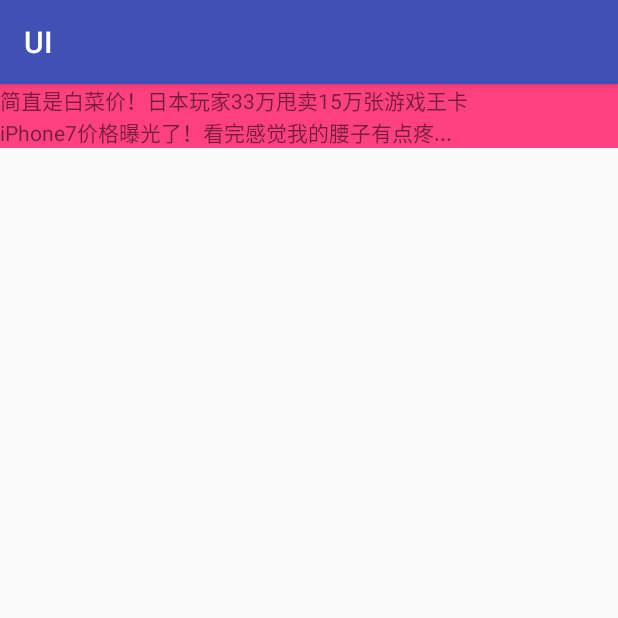
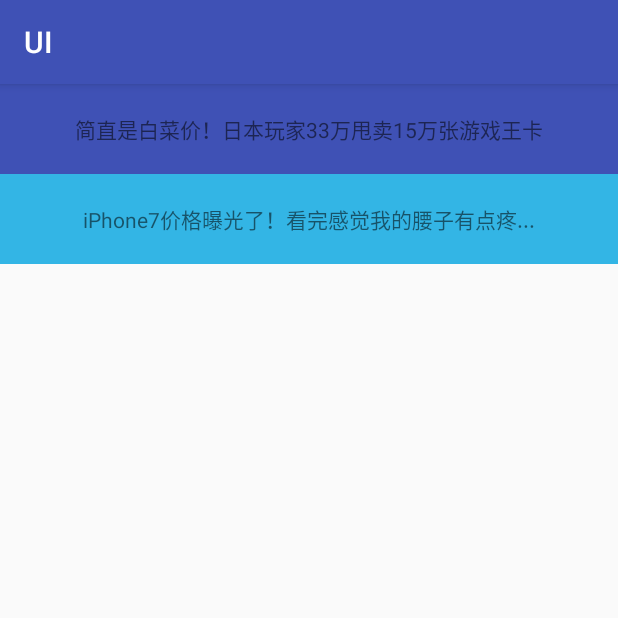
Before and after one commit to clvc/UI, an Android app: the ViewFlipperActivity screen opened directly, with no data from a screen before it, after a tap on "家人给2岁孩子喝这个，孩子智力倒退10岁!!!", on a phone screen of 412 x 824 dp, the top half of it. Run offline under Robolectric (Android 15) with nearby library versions, the phone set to English and light mode, and no system bars.

Commit message:
2017/10/27

```diff
--- a/app/src/main/java/com/palfund/ui/decorations/LinearEntrust.java
+++ b/app/src/main/java/com/palfund/ui/decorations/LinearEntrust.java
@@ -7,10 +7,7 @@
 import android.support.v7.widget.RecyclerView;
 import android.view.View;
 
-/**
- * 作者：请叫我百米冲刺 on 2016/12/6 上午11:32
- * 邮箱：mail@hezhilin.cc
- */
+
 
 public class LinearEntrust extends  SpacesItemDecorationEntrust {
 
--- a/app/src/main/java/com/palfund/ui/decorations/SpacesItemDecoration.java
+++ b/app/src/main/java/com/palfund/ui/decorations/SpacesItemDecoration.java
@@ -7,9 +7,7 @@
 import android.support.v7.widget.StaggeredGridLayoutManager;
 import android.view.View;
 
-/**
- * Created by Au61 on 2016/1/15.
- */
+
 public class SpacesItemDecoration extends RecyclerView.ItemDecoration {
 
     private  SpacesItemDecorationEntrust mEntrust;
--- a/app/src/main/java/com/palfund/ui/textswitcher/TextSwitcherActivity.java
+++ b/app/src/main/java/com/palfund/ui/textswitcher/TextSwitcherActivity.java
@@ -69,8 +69,8 @@
         mTextSwitcher.setOnClickListener(new View.OnClickListener() {
             @Override
             public void onClick(View v) {
-                Toast.makeText(TextSwitcherActivity.this, news[index % news.length], Toast
-                        .LENGTH_SHORT).show();
+                Toast.makeText(TextSwitcherActivity.this, news[index - 1], Toast.LENGTH_SHORT)
+                        .show();
             }
         });
         handler.sendEmptyMessage(0);
--- a/app/src/main/java/com/palfund/ui/textswitcher/ViewFlipperActivity.java
+++ b/app/src/main/java/com/palfund/ui/textswitcher/ViewFlipperActivity.java
@@ -2,7 +2,6 @@
 
 import android.os.Bundle;
 import android.support.v7.app.AppCompatActivity;
-import android.util.Log;
 import android.view.LayoutInflater;
 import android.view.View;
 import android.widget.LinearLayout;
@@ -16,59 +15,26 @@
 
 public class ViewFlipperActivity extends AppCompatActivity {
     private UPMarqueeView mUPMarqueeView;
-    List<String> data = new ArrayList<>();
-    List<View> views = new ArrayList<>();
+
 
     @Override
     protected void onCreate(Bundle savedInstanceState) {
         super.onCreate(savedInstanceState);
         setContentView(R.layout.activity_view_flipper);
-        initParam();
-        initdata();
-        initView();
-        mUPMarqueeView.setOnClickListener(new View.OnClickListener() {
-            @Override
-            public void onClick(View v) {
-                Log.i("SecondActivity", "---onClick()--->" + mUPMarqueeView.getChildCount());
-                Log.i("SecondActivity", "---onClick()--->" + mUPMarqueeView.getCurrentView()
-                        .getTag());
-                Toast.makeText(ViewFlipperActivity.this, "text" + mUPMarqueeView.getCurrentView()
-                        .getTag(), Toast.LENGTH_SHORT).show();
-            }
-        });
-        // 开始翻滚
-        //mUPMarqueeView.startFlipping();
-        // 停止翻滚
-        //mUPMarqueeView.stopFlipping();
-        // 是否在翻滚
-        //boolean flippinged = mUPMarqueeView.isFlipping();
-        // 自动开始
-        mUPMarqueeView.setAutoStart(true);
-        // 是否自动开始
-        //boolean autoStarted = mUPMarqueeView.isAutoStart();
-    }
-
-    /**
-     * 实例化控件
-     */
-    private void initParam() {
         mUPMarqueeView = (UPMarqueeView) findViewById(R.id.upView1);
-    }
-
-    /**
-     * 初始化界面程序
-     */
-    private void initView() {
-        setView();
-        mUPMarqueeView.setViews(views);
-    }
-
-    /**
-     * 初始化需要循环的View
-     * 为了灵活的使用滚动的View，所以把滚动的内容让用户自定义
-     * 假如滚动的是三条或者一条，或者是其他，只需要把对应的布局，和这个方法稍微改改就可以了，
-     */
-    private void setView() {
+        List<String> data = new ArrayList<>();
+        data.add("家人给2岁孩子喝这个，孩子智力倒退10岁!!!");
+        data.add("iPhone8最感人变化成真，必须买买买买!!!!");
+        data.add("简直是白菜价！日本玩家33万甩卖15万张游戏王卡");
+        data.add("iPhone7价格曝光了！看完感觉我的腰子有点疼...");
+        data.add("主人内疚逃命时没带够，回废墟狂挖30小时！");
+        //data.add("竟不是小米乐视！看水抢了骁龙821首发了！！！");
+        /**
+         * 初始化需要循环的View
+         * 为了灵活的使用滚动的View，所以把滚动的内容让用户自定义
+         * 假如滚动的是三条或者一条，或者是其他，只需要把对应的布局，和这个方法稍微改改就可以了，
+         */
+        List<View> views = new ArrayList<>();
         for (int i = 0; i < data.size(); i = i + 2) {
             //设置滚动的单个布局
             LinearLayout moreView = (LinearLayout) LayoutInflater.from(this).inflate(R.layout
@@ -82,25 +48,50 @@
                 //因为淘宝那儿是两条数据，但是当数据是奇数时就不需要赋值第二个，所以加了一个判断，还应该把第二个布局给隐藏掉
                 tv2.setText(data.get(i + 1).toString());
             } else {
-                moreView.findViewById(R.id.tv2).setVisibility(View.GONE);
+                tv2.setVisibility(View.GONE);
             }
-            moreView.setTag(i);
+            tv1.setTag(i);
+            tv1.setOnClickListener(new View.OnClickListener() {
+                @Override
+                public void onClick(View v) {
+                    Toast.makeText(ViewFlipperActivity.this, "text" + v.getTag(), Toast
+                            .LENGTH_SHORT).show();
+                }
+            });
+            tv2.setTag(i + 1);
+            tv2.setOnClickListener(new View.OnClickListener() {
+                @Override
+                public void onClick(View v) {
+                    Toast.makeText(ViewFlipperActivity.this, "text" + v.getTag(), Toast
+                            .LENGTH_SHORT).show();
+                }
+            });
             //添加到循环滚动数组里面去
             views.add(moreView);
         }
-    }
-
-    /**
-     * 初始化数据
-     */
-    private void initdata() {
-        data = new ArrayList<>();
-        data.add("家人给2岁孩子喝这个，孩子智力倒退10岁!!!");
-        data.add("iPhone8最感人变化成真，必须买买买买!!!!");
-        data.add("简直是白菜价！日本玩家33万甩卖15万张游戏王卡");
-        data.add("iPhone7价格曝光了！看完感觉我的腰子有点疼...");
-        data.add("主人内疚逃命时没带够，回废墟狂挖30小时！");
-        //        data.add("竟不是小米乐视！看水抢了骁龙821首发了！！！");
-
+        mUPMarqueeView.setViews(views);
+        //        mUPMarqueeView.setOnClickListener(new View.OnClickListener() {
+        //            @Override
+        //            public void onClick(View v) {
+        //                Log.i("SecondActivity", "---onClick()--->" + mUPMarqueeView
+        // .getChildCount());
+        //                Log.i("SecondActivity", "---onClick()--->" + mUPMarqueeView
+        // .getCurrentView()
+        //                        .getTag());
+        //                Toast.makeText(ViewFlipperActivity.this, "text" + mUPMarqueeView
+        // .getCurrentView()
+        //                        .getTag(), Toast.LENGTH_SHORT).show();
+        //            }
+        //        });
+        // 开始翻滚
+        //mUPMarqueeView.startFlipping();
+        // 停止翻滚
+        //mUPMarqueeView.stopFlipping();
+        // 是否在翻滚
+        //boolean flippinged = mUPMarqueeView.isFlipping();
+        // 自动开始
+        mUPMarqueeView.setAutoStart(true);
+        // 是否自动开始
+        //boolean autoStarted = mUPMarqueeView.isAutoStart();
     }
 }
--- a/app/src/main/res/layout/activity_view_flipper.xml
+++ b/app/src/main/res/layout/activity_view_flipper.xml
@@ -10,7 +10,7 @@
     <com.palfund.ui.textswitcher.UPMarqueeView
         android:id="@+id/upView1"
         android:layout_width="match_parent"
-        android:layout_height="wrap_content"
+        android:layout_height="120dp"
         android:gravity="center"
         />
 </android.support.constraint.ConstraintLayout>
--- a/app/src/main/res/layout/item_view_switcher.xml
+++ b/app/src/main/res/layout/item_view_switcher.xml
@@ -1,18 +1,26 @@
 <?xml version="1.0" encoding="utf-8"?>
 <LinearLayout xmlns:android="http://schemas.android.com/apk/res/android"
-              android:orientation="vertical"
               android:layout_width="match_parent"
+              android:layout_height="match_parent"
               android:background="@color/colorAccent"
               android:gravity="center"
-              android:layout_height="match_parent">
+              android:orientation="vertical">
+
     <TextView
+        android:id="@+id/tv1"
         android:layout_width="match_parent"
-        android:layout_height="wrap_content"
-        android:id="@+id/tv1"
+        android:layout_height="0dp"
+        android:layout_weight="1"
+        android:background="@color/colorPrimary"
+        android:gravity="center"
         />
+
     <TextView
+        android:id="@+id/tv2"
         android:layout_width="match_parent"
-        android:layout_height="wrap_content"
-        android:id="@+id/tv2"/>
+        android:layout_height="0dp"
+        android:layout_weight="1"
+        android:background="@android:color/holo_blue_light"
+        android:gravity="center"/>
 
 </LinearLayout>
```
Also changed, not shown: app/src/main/java/com/palfund/ui/decorations/StaggeredGridEntrust.java (+25 -17 lines).
